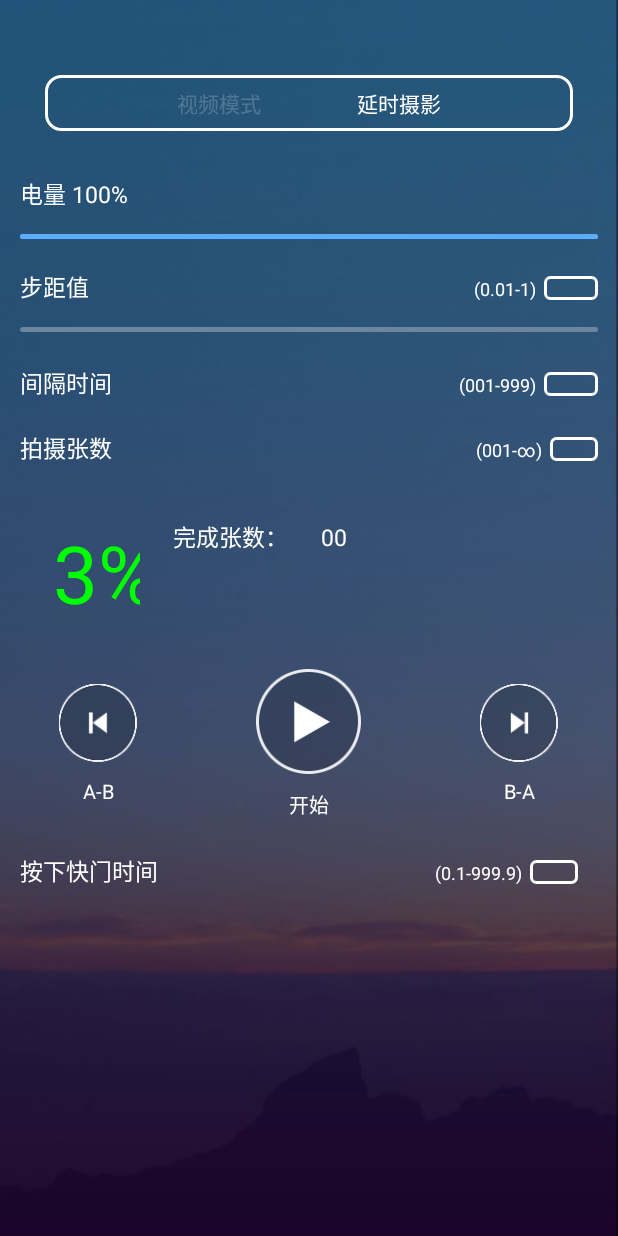
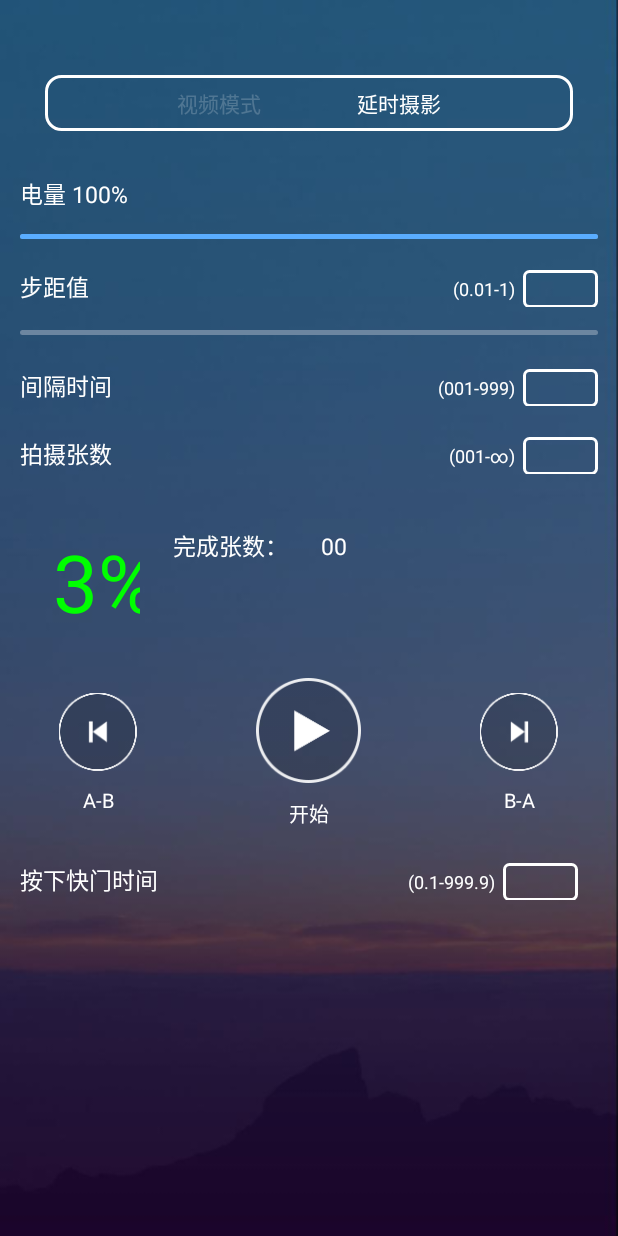
Before and after one commit to zhou3299136/bluetooth, an Android app: the HomeDelayActivity screen opened directly, with no data from a screen before it, on a phone screen of 412 x 824 dp. Run offline under Robolectric (Android 15) with nearby library versions, the light colour scheme and no system bars; 2 statements that could not run were skipped.

Commit message:
报名修改

```diff
--- a/app/build.gradle
+++ b/app/build.gradle
@@ -3,7 +3,7 @@ apply plugin: 'com.android.application'
 android {
     compileSdkVersion 27
     defaultConfig {
-        applicationId "control.camera.com.comcameracontrol"
+        applicationId "com.afoto.photography.bluetooth"
         minSdkVersion 19
         targetSdkVersion 27
         versionCode 1
--- a/app/src/main/res/layout/frag_delay.xml
+++ b/app/src/main/res/layout/frag_delay.xml
@@ -85,8 +85,8 @@
 
         <EditText
             android:id="@+id/frag_delay_distance_ed"
-            android:layout_width="36dp"
-            android:layout_height="16dp"
+            android:layout_width="50dp"
+            android:layout_height="25dp"
             android:layout_marginLeft="5dp"
             android:background="@drawable/shape_ed_bg"
             android:paddingLeft="5dp"
@@ -130,8 +130,8 @@
 
         <EditText
             android:id="@+id/frag_delay_time_ed"
-            android:layout_width="36dp"
-            android:layout_height="16dp"
+            android:layout_width="50dp"
+            android:layout_height="25dp"
             android:layout_marginLeft="5dp"
             android:background="@drawable/shape_ed_bg"
             android:paddingLeft="5dp"
@@ -165,8 +165,8 @@
 
         <EditText
             android:id="@+id/frag_delay_num_ed"
-            android:layout_width="32dp"
-            android:layout_height="16dp"
+            android:layout_width="50dp"
+            android:layout_height="25dp"
             android:layout_marginLeft="5dp"
             android:background="@drawable/shape_ed_bg"
             android:inputType="number"
@@ -331,8 +331,8 @@
 
         <EditText
             android:id="@+id/delay_shutter_time"
-            android:layout_width="32dp"
-            android:layout_height="16dp"
+            android:layout_width="50dp"
+            android:layout_height="25dp"
             android:layout_marginLeft="5dp"
             android:layout_marginRight="13dp"
             android:background="@drawable/shape_ed_bg"
--- a/app/src/main/res/layout/frag_video.xml
+++ b/app/src/main/res/layout/frag_video.xml
@@ -73,9 +73,8 @@
 
         <EditText
             android:id="@+id/video_speed"
-            android:layout_width="36dp"
-            android:layout_height="16dp"
-            android:text="50"
+            android:layout_width="50dp"
+            android:layout_height="25dp"
             android:textColor="@color/white"
             android:layout_marginLeft="5dp"
             android:inputType="number"
```
Also changed, not shown: app/src/main/java/control/camera/com/comcameracontrol/frag/HomeVideoActivity.java (+6 -5 lines).
